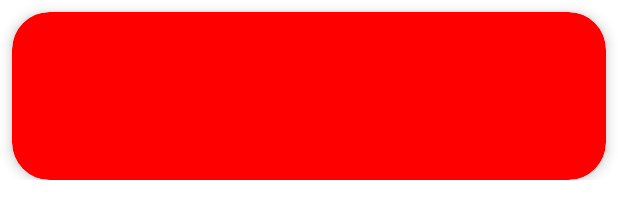
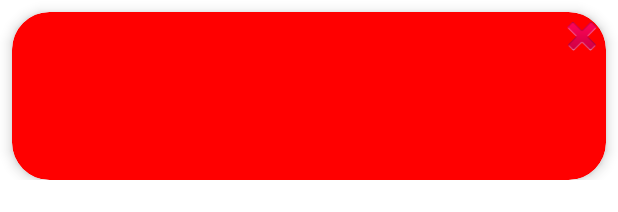
Before and after one commit to madeleine3341/SmartPark, an Android app: the layout parking_card.xml on its own in the app's theme, with its tools: preview values and no code run, on a phone screen of 412 x 824 dp. Shown: the top 212 px of the screen. Run offline under Robolectric (Android 15) with nearby library versions, the phone set to English and light mode, and no system bars.

```diff
--- a/app/src/main/res/layout/activity_parking.xml
+++ b/app/src/main/res/layout/activity_parking.xml
@@ -14,7 +14,7 @@
         android:layout_marginEnd="9dp"
         android:ems="10"
         android:hint="longtitude"
-        android:inputType="numberDecimal"
+        android:inputType="numberSigned|numberDecimal"
         app:layout_constraintBottom_toBottomOf="@+id/latTextView"
         app:layout_constraintEnd_toStartOf="@+id/latTextView"
         app:layout_constraintStart_toStartOf="parent"
@@ -70,7 +70,7 @@
         android:layout_marginBottom="4dp"
         android:ems="10"
         android:hint="latitude"
-        android:inputType="numberDecimal"
+        android:inputType="numberSigned|numberDecimal"
         app:layout_constraintBottom_toTopOf="@+id/spotsTextView"
         app:layout_constraintEnd_toEndOf="parent"
         app:layout_constraintStart_toEndOf="@+id/lngTextView"
--- a/app/src/main/res/layout/parking_card.xml
+++ b/app/src/main/res/layout/parking_card.xml
@@ -23,6 +23,16 @@
             android:layout_width="match_parent"
             android:layout_height="match_parent">
 
+            <ImageView
+                android:id="@+id/deleteBtn"
+                android:layout_width="wrap_content"
+                android:layout_height="wrap_content"
+                app:layout_constraintBottom_toBottomOf="parent"
+                app:layout_constraintEnd_toEndOf="parent"
+                app:layout_constraintTop_toTopOf="parent"
+                app:layout_constraintVertical_bias="0.0"
+                app:srcCompat="@android:drawable/ic_delete" />
+
             <TextView
                 android:id="@+id/parkingSpotId"
                 android:layout_width="wrap_content"
--- a/app/src/main/res/menu/action_bar_items.xml
+++ b/app/src/main/res/menu/action_bar_items.xml
@@ -8,5 +8,10 @@
         android:title="Add parking spot"
         app:showAsAction="always" />
 
+    <item
+        android:id="@+id/action_removeParkingSpot"
+        android:icon="@android:drawable/ic_delete"
+        android:title="Remove a parking spot"
+        app:showAsAction="never" />
 
 </menu>
```
Also changed, not shown: app/src/main/java/com/team19/smartpark/ParkingSpotsActivity.java (+18 -4 lines), app/src/main/java/com/team19/smartpark/adapters/ParkingSpotAdapter.java (+27 -7 lines).
